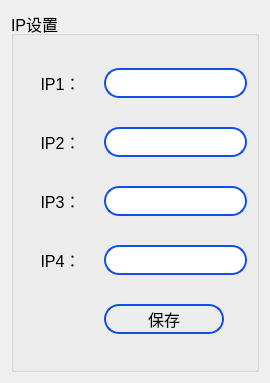
First picture: the form in setting/setsystem/ipsettingdlg.ui, repository ChinaClever/BusBar-Qt, before the edit.
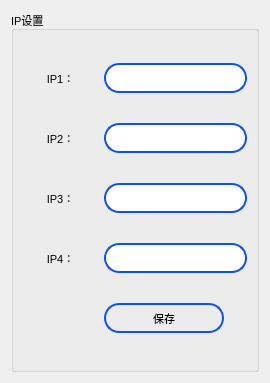
Second picture: the form after the edit.

Diff of the .ui file:
```diff
--- a/setting/setsystem/ipsettingdlg.ui
+++ b/setting/setsystem/ipsettingdlg.ui
@@ -10,15 +10,29 @@
     <height>383</height>
    </rect>
   </property>
+  <property name="font">
+   <font>
+    <family>Ubuntu</family>
+    <pointsize>8</pointsize>
+    <italic>false</italic>
+    <bold>false</bold>
+   </font>
+  </property>
   <property name="windowTitle">
    <string>Form</string>
   </property>
+  <property name="styleSheet">
+   <string notr="true">font: 8pt &quot;Ubuntu&quot;;</string>
+  </property>
   <layout class="QGridLayout" name="gridLayout_2">
    <item row="0" column="0">
     <widget class="QGroupBox" name="groupBox">
      <property name="font">
       <font>
-       <pointsize>12</pointsize>
+       <family>Ubuntu</family>
+       <pointsize>8</pointsize>
+       <italic>false</italic>
+       <bold>false</bold>
       </font>
      </property>
      <property name="styleSheet">
```
